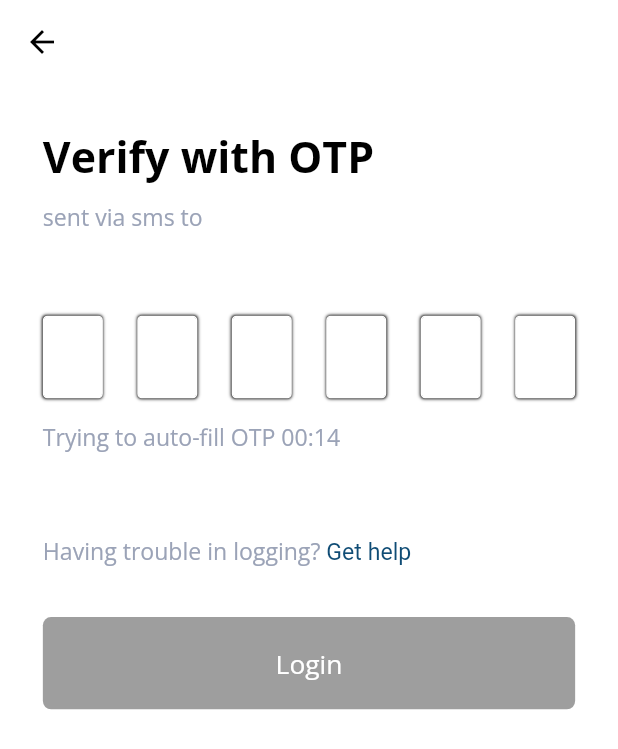
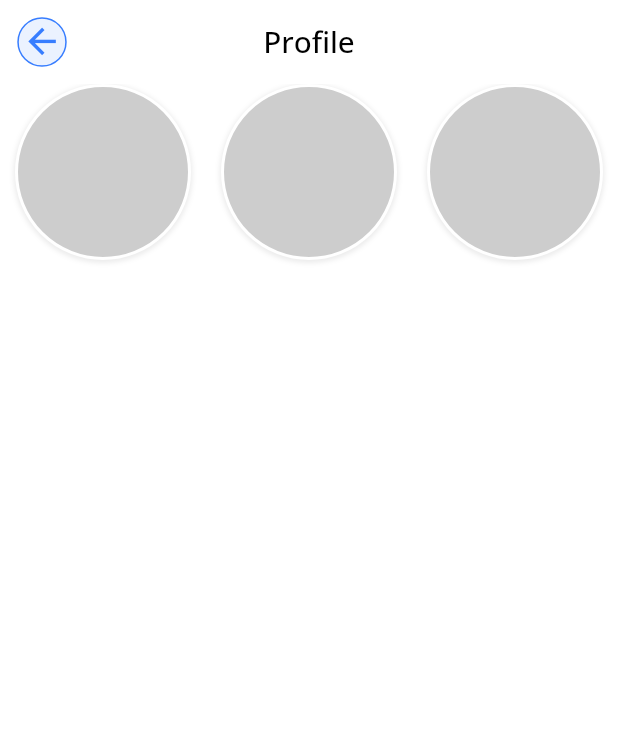
Before and after one commit to gakrsi/aloneCall, a Flutter app: the OtpView screen opened by its route, after a tap on "Login", on a phone screen of 412 x 824 dp. Shown: the top 749 px of the screen. Run offline on Flutter 3.47's test engine with Material 2 defaults, Android fonts, the light colour scheme and no system bars; drawn by our look-alikes of pin_code_fields; our stand-ins replace camera, email_validator, equatable, firebase_auth, flutter_screenutil, geolocator and 4 more; missing offline and left inert: geocoder; accounts and stored records are empty; project files that could hold a hidden picture were left out.

Commit message:
profile complete

```diff
--- a/lib/app/modules/login/controller/login_controller.dart
+++ b/lib/app/modules/login/controller/login_controller.dart
@@ -5,7 +5,6 @@ import 'package:alonecall/app/modules/login/view/page/otp_view.dart';
 import 'package:get/get.dart';
 
 import 'package:alonecall/app/routes/routes_management.dart';
-
 import 'package:alonecall/app/utils/utility.dart';
 
 class LoginController extends GetxController{
@@ -69,8 +68,9 @@ class LoginController extends GetxController{
   }
 
   void loginWithOtp(){
-    updatePageStatus(PageStatus.loading);
-    final credential = PhoneAuthProvider.credential(verificationId: localVerificationId, smsCode: pin);
+    RoutesManagement.goToProfileScreen();
+    // updatePageStatus(PageStatus.loading);
+    // final credential = PhoneAuthProvider.credential(verificationId: localVerificationId, smsCode: pin);
     // auth.signInWithCredential(credential).then((value) => RoutesManagement.goToHome());
   }
 
--- a/lib/app/modules/login/view/page/otp_view.dart
+++ b/lib/app/modules/login/view/page/otp_view.dart
@@ -32,16 +32,6 @@ class OtpView extends StatelessWidget {
                 SizedBox(height: Dimens.fifty,),
                 _otpTextField(context,_controller),
                 Text(StringConstants.tryingToAutoFill,style: Styles.grey14,),
-                // SizedBox(height: Dimens.fifty,),
-                // RichText(
-                //   text: TextSpan(
-                //       text: StringConstants.loginUsing,
-                //       style: Styles.grey14,
-                //       children: [
-                //         TextSpan(text: StringConstants.password,style: TextStyle(color: ColorsValue.secondaryColor,fontSize: Dimens.fourteen),)
-                //       ]
-                //   ),
-                // ),
                 SizedBox(height: Dimens.fifty,),
                 RichText(
                   text: TextSpan(
@@ -55,7 +45,7 @@ class OtpView extends StatelessWidget {
                 SizedBox(height: Dimens.thirty,),
                 InkWell(
                   onTap: () {
-                    // _controller.loginWithOtp();
+                    _controller.loginWithOtp();
                   },
                   hoverColor: Colors.blueGrey,
                   child: Container(
--- /dev/null
+++ b/lib/app/modules/profile/binding/profile_create_binding.dart
@@ -0,0 +1,11 @@
+import 'package:alonecall/app/modules/profile/controller/profile_create_controller.dart';
+import 'package:get/get.dart';
+
+class ProfileCreateBinding extends Bindings{
+  @override
+  void dependencies() {
+    Get.lazyPut<ProfileCreateController>(
+          () => ProfileCreateController(),
+    );
+  }
+}
--- /dev/null
+++ b/lib/app/modules/profile/controller/profile_create_controller.dart
@@ -0,0 +1,5 @@
+import 'package:get/get.dart';
+
+class ProfileCreateController extends GetxController{
+
+}
--- /dev/null
+++ b/lib/app/modules/profile/view/profile_create_view.dart
@@ -0,0 +1,61 @@
+import 'package:flutter/material.dart';
+
+import 'package:alonecall/app/theme/theme.dart';
+
+
+
+
+class ProfileCreateView extends StatelessWidget {
+  @override
+  Widget build(BuildContext context) => Scaffold(
+    backgroundColor: Colors.white,
+    appBar: AppBar(
+      backgroundColor: Colors.white,
+      title: Text('Profile',style: Styles.black18,),
+      centerTitle: true,
+      elevation: 0,
+      leading: Row(
+        mainAxisAlignment: MainAxisAlignment.center,
+        children: [
+          Container(
+            height: Dimens.thirty,
+            width: Dimens.thirty,
+            decoration: BoxDecoration(
+              shape: BoxShape.circle,
+              color: ColorsValue.primaryColor.withOpacity(0.1),
+              border: Border.all(color: ColorsValue.primaryColor,width: 1)
+            ),
+              child: Icon(Icons.arrow_back_outlined,size: Dimens.twentyFive,color: ColorsValue.primaryColor)),
+        ],
+      ),
+    ),
+    body: SingleChildScrollView(
+      child: Column(
+        children: [
+          Row(
+            mainAxisAlignment: MainAxisAlignment.spaceAround,
+            children: List.generate(3, (index) => circle()),
+          )
+        ],
+      ),
+    ),
+  );
+
+  Widget circle()=>Container(
+    height: Dimens.screenWidth/3 - 20,
+    width: Dimens.screenWidth/3 - 20,
+    decoration: BoxDecoration(
+      shape: BoxShape.circle,
+        boxShadow: [
+          BoxShadow(
+            color: Colors.grey.withOpacity(0.2),
+            spreadRadius: 1,
+            blurRadius: 2,
+            offset: const Offset(0, 1),
+          )
+        ],
+      border: Border.all(width: 2,color: Colors.white),
+      color: Colors.grey.withOpacity(0.4)
+    ),
+  );
+}
--- a/lib/app/routes/app_pages.dart
+++ b/lib/app/routes/app_pages.dart
@@ -4,6 +4,8 @@ import 'package:alonecall/app/modules/login/view/login_view.dart';
 import 'package:alonecall/app/modules/login/binding/login_binding.dart';
 import 'package:alonecall/app/modules/login/view/page/otp_view.dart';
 import 'package:alonecall/app/modules/login/view/page/phone_input_view.dart';
+import 'package:alonecall/app/modules/profile/binding/profile_create_binding.dart';
+import 'package:alonecall/app/modules/profile/view/profile_create_view.dart';
 import 'package:get/get.dart';
 
 part 'app_routes.dart';
@@ -15,7 +17,7 @@ part 'app_routes.dart';
 /// [pages] : will contain all the pages in the application as a route
 ///                 and will be used in the material app.
 abstract class AppPages{
-  static const initial = _Paths.login;
+  static const initial = _Paths.profile;
   static var transitionDuration = const Duration(
     milliseconds: 300,
   );
@@ -50,6 +52,13 @@ abstract class AppPages{
       binding: LoginBinding(),
       transition: Transition.downToUp,
     ),
+    GetPage(
+      name: _Paths.profile,
+      transitionDuration: transitionDuration,
+      page: () => ProfileCreateView(),
+      binding: ProfileCreateBinding(),
+      transition: Transition.downToUp,
+    ),
   ];
 
 }
--- a/lib/app/routes/app_routes.dart
+++ b/lib/app/routes/app_routes.dart
@@ -8,6 +8,7 @@ abstract class AppRoutes{
   static const login = _Paths.login;
   static const otp = _Paths.otp;
   static const phoneNumber = _Paths.phoneNumber;
+  static const profile = _Paths.profile;
 }
 
 abstract class _Paths{
@@ -15,4 +16,5 @@ abstract class _Paths{
   static const login = '/login';
   static const otp = '/otp';
   static const phoneNumber = '/phone_number';
+  static const profile = '/profile';
 }
--- a/lib/app/routes/routes_management.dart
+++ b/lib/app/routes/routes_management.dart
@@ -30,4 +30,11 @@ abstract class RoutesManagement{
         AppRoutes.phoneNumber
     );
   }
+
+  /// Go to the Profile screen.
+  static void goToProfileScreen(){
+    Get.toNamed<void>(
+        AppRoutes.profile
+    );
+  }
 }
```
Also changed, not shown: 1 other file.
